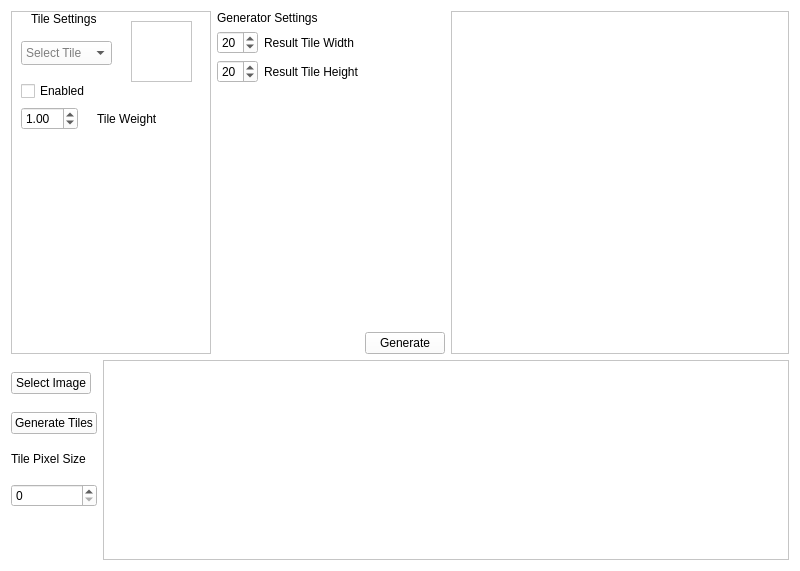
This is wfc_gui.ui in Kotruper/WFC_GUI as Qt 5 draws it before an edit. The edited form follows.
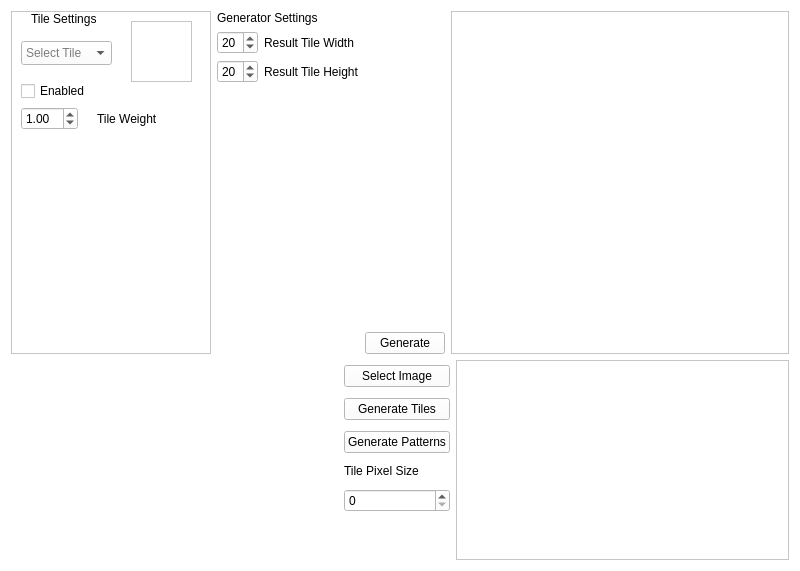
This is the edited form.

Commit message: working pattern and tile creation

```diff
--- a/wfc_gui.ui
+++ b/wfc_gui.ui
@@ -673,12 +673,25 @@
      </item>
      <item>
       <layout class="QHBoxLayout" name="horizontalLayout_3">
+       <item>
+        <spacer name="horizontalSpacer">
+         <property name="orientation">
+          <enum>Qt::Horizontal</enum>
+         </property>
+         <property name="sizeHint" stdset="0">
+          <size>
+           <width>40</width>
+           <height>20</height>
+          </size>
+         </property>
+        </spacer>
+       </item>
        <item>
         <layout class="QVBoxLayout" name="verticalLayout_2">
          <item>
           <widget class="QPushButton" name="selectFileButton">
            <property name="sizePolicy">
-            <sizepolicy hsizetype="Maximum" vsizetype="Fixed">
+            <sizepolicy hsizetype="Minimum" vsizetype="Fixed">
              <horstretch>0</horstretch>
              <verstretch>0</verstretch>
             </sizepolicy>
@@ -695,6 +708,13 @@
            </property>
           </widget>
          </item>
+         <item>
+          <widget class="QPushButton" name="generatePatternsButton">
+           <property name="text">
+            <string>Generate Patterns</string>
+           </property>
+          </widget>
+         </item>
          <item>
           <widget class="QLabel" name="label">
            <property name="sizePolicy">
```
Left out of the diff: 12 changed lines with no effect on the pictures. The commit also changes 9 other files.
